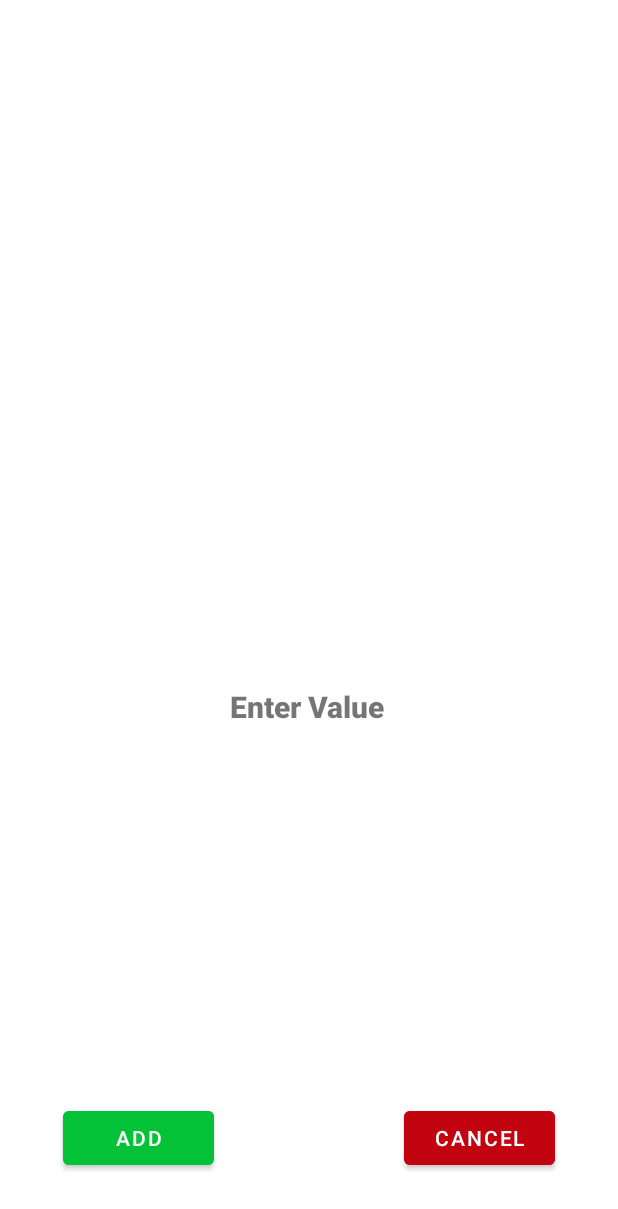
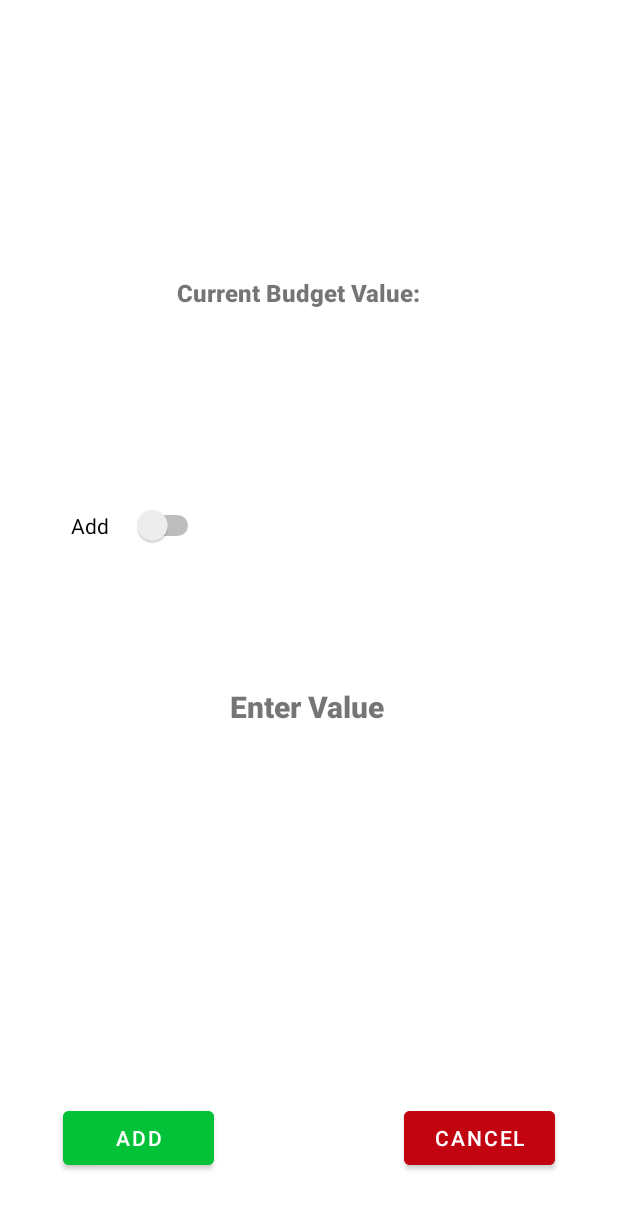
Before and after one commit to Jagveer-Sangha/CP470-Project, an Android app: the layout activity_add_budget.xml on its own in the app's theme, with its tools: preview values and no code run, on a phone screen of 412 x 824 dp. Shown: the top 1209 px of the screen. Run offline under Robolectric (Android 15) with nearby library versions, the phone set to English and light mode, and no system bars.

```diff
--- a/app/src/main/res/layout/activity_add_budget.xml
+++ b/app/src/main/res/layout/activity_add_budget.xml
@@ -19,7 +19,7 @@
         android:textSize="20dp" />
 
     <Button
-        android:id="@+id/button"
+        android:id="@+id/button1"
         android:layout_width="102dp"
         android:layout_height="wrap_content"
         android:layout_alignParentStart="true"
@@ -32,7 +32,7 @@
         android:text="@string/add_budget_fragment_button" />
 
     <Button
-        android:id="@+id/button5"
+        android:id="@+id/button2"
         android:layout_width="102dp"
         android:layout_height="wrap_content"
         android:layout_alignParentStart="true"
@@ -43,4 +43,30 @@
         android:layout_marginEnd="42dp"
         android:layout_marginBottom="41dp"
         android:text="@string/cancel_budget_fragment_button" />
+
+    <TextView
+        android:id="@+id/textView2"
+        android:layout_width="176dp"
+        android:layout_height="wrap_content"
+        android:layout_above="@+id/textView1"
+        android:layout_alignParentStart="true"
+        android:layout_alignParentEnd="true"
+        android:layout_marginStart="118dp"
+        android:layout_marginEnd="117dp"
+        android:layout_marginBottom="251dp"
+        android:fontFamily="sans-serif-black"
+        android:text="@string/current_budget_text"
+        android:textSize="16dp" />
+
+    <Switch
+        android:id="@+id/budget_switch"
+        android:layout_width="wrap_content"
+        android:layout_height="wrap_content"
+        android:layout_above="@+id/textView1"
+        android:layout_alignParentStart="true"
+        android:layout_alignParentEnd="true"
+        android:layout_marginStart="47dp"
+        android:layout_marginEnd="276dp"
+        android:layout_marginBottom="93dp"
+        android:text="@string/switch_text" />
 </RelativeLayout>
```
Also changed, not shown: app/src/main/res/layout/activity_add_expense.xml (+26 -0 lines), app/src/main/res/layout/activity_monthly_budget.xml (+12 -33 lines), app/src/main/res/values/strings.xml (+5 -4 lines), 1 other file.
